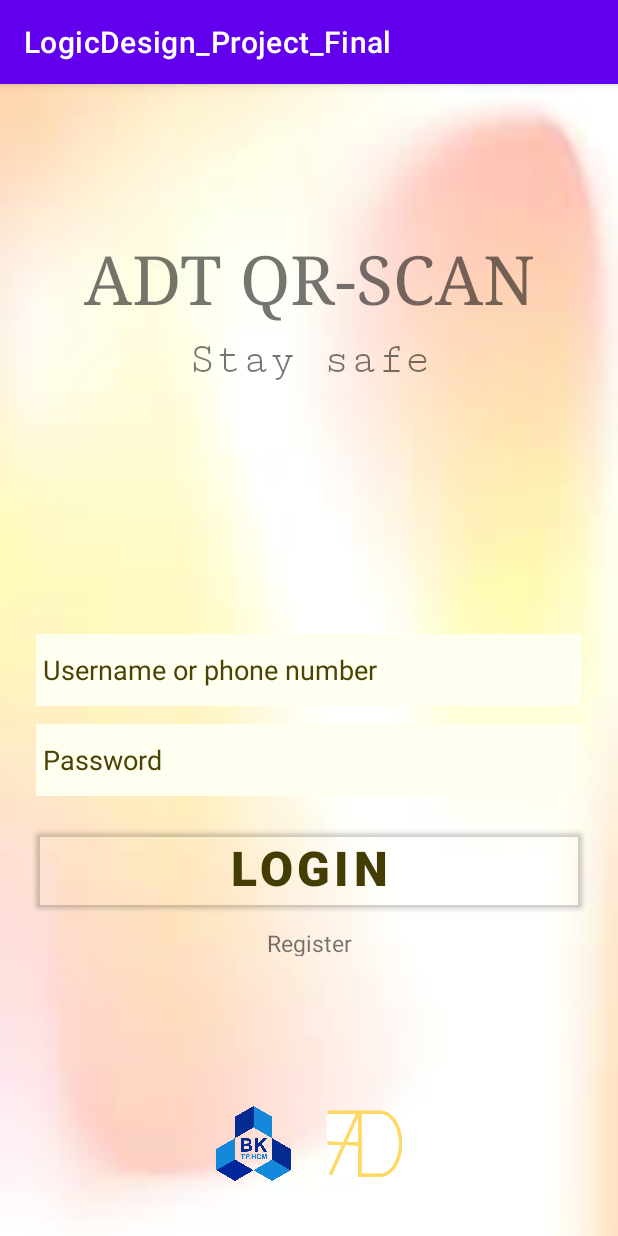
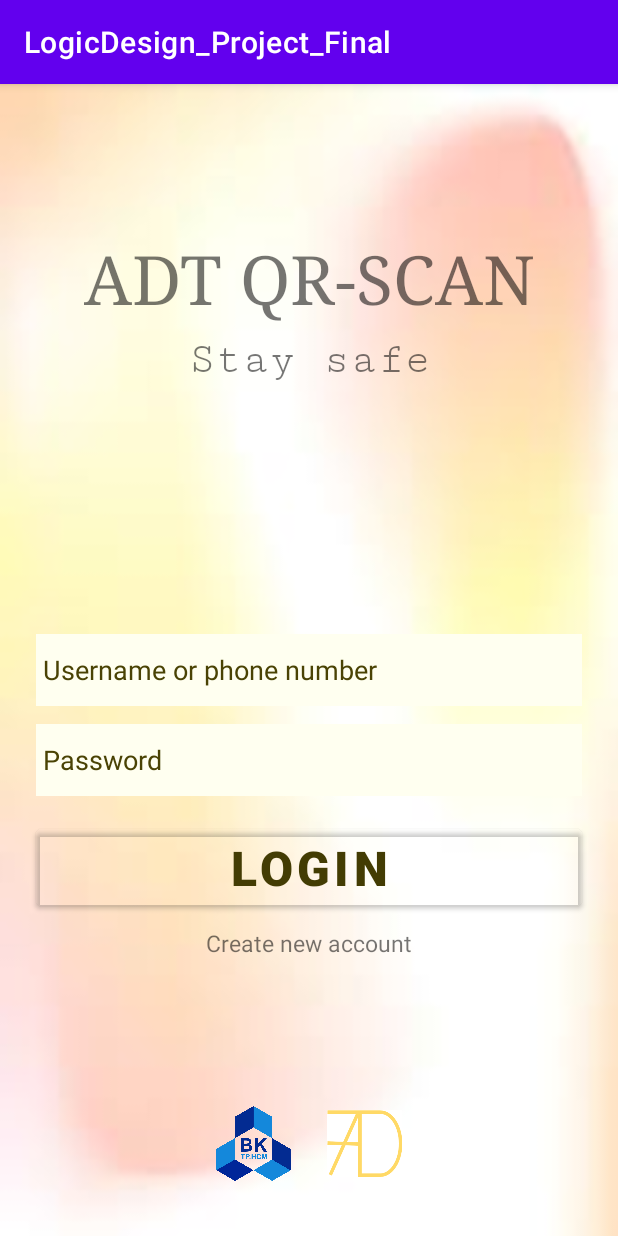
Before and after one commit to dieptranngocminh/LogicDesign_Project_Final, an Android app: the Login screen opened directly, with no data from a screen before it, on a phone screen of 412 x 824 dp. Run offline under Robolectric (Android 15) with nearby library versions, the phone set to English and light mode, and no system bars.

Commit message:
Revert "Merge branch 'main' into CONNECT-FIREBASE"
This reverts commit 18782c78cafd94be8f1f65c166b1e6a2170266f2, reversing
changes made to 3a1175d95a601ce748295ee6e976be3a796600c8.

```diff
--- a/app/src/main/res/layout/activity_login.xml
+++ b/app/src/main/res/layout/activity_login.xml
@@ -89,11 +89,11 @@
         app:layout_constraintTop_toBottomOf="@+id/Password" />
 
     <TextView
-        android:id="@+id/Register"
+        android:id="@+id/create_new_account"
         android:layout_width="wrap_content"
         android:layout_height="19dp"
         android:layout_marginTop="8dp"
-        android:text="Register"
+        android:text="Create new account"
         android:textSize="15dp"
         app:layout_constraintEnd_toEndOf="parent"
         app:layout_constraintStart_toStartOf="parent"
@@ -107,7 +107,7 @@
         app:layout_constraintEnd_toEndOf="parent"
         app:layout_constraintHorizontal_bias="0.398"
         app:layout_constraintStart_toStartOf="parent"
-        app:layout_constraintTop_toBottomOf="@+id/Register"
+        app:layout_constraintTop_toBottomOf="@+id/create_new_account"
         app:srcCompat="@drawable/logo_hcmut" />
 
     <ImageView
@@ -118,7 +118,7 @@
         app:layout_constraintEnd_toEndOf="parent"
         app:layout_constraintHorizontal_bias="0.603"
         app:layout_constraintStart_toStartOf="parent"
-        app:layout_constraintTop_toBottomOf="@+id/Register"
+        app:layout_constraintTop_toBottomOf="@+id/create_new_account"
         app:srcCompat="@drawable/logo_adt" />
 
     <ProgressBar
```
